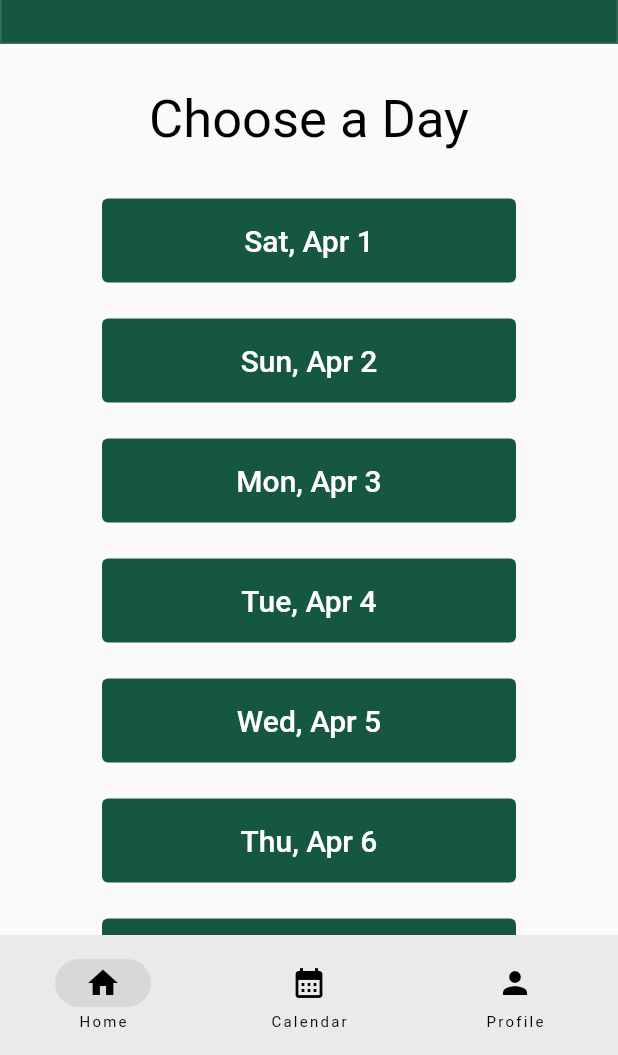
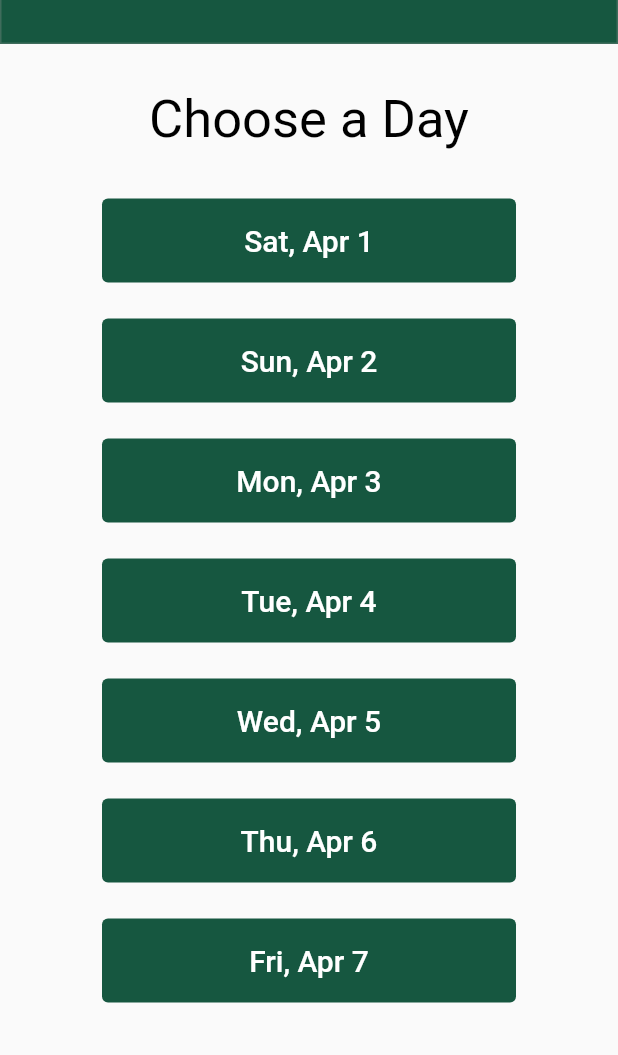
Before and after one commit to AKolar5/cypher_table_together, a Flutter app: the HomePage screen opened directly, on a phone screen of 412 x 824 dp, the part 181-1236 px from its top. Run offline on Flutter 3.47's test engine with Material 2 defaults, Android fonts, the phone set to English and light mode, and no system bars.

Commit message:
New dart files and revised home page functionality

```diff
--- a/lib/home_page.dart
+++ b/lib/home_page.dart
@@ -1,18 +1,17 @@
+import 'package:cypher_table_together/edit.dart';
 import 'package:flutter/material.dart';
 import 'package:intl/intl.dart';
 
 const mainGreen = Color(0xFF165740);
 
-class HomePage extends StatefulWidget {
-  const HomePage({Key? key}) : super(key: key);
+class HomePage extends StatelessWidget {
+  const HomePage({super.key});
 
   @override
-  State<HomePage> createState() => _HomePage();
-}
+  Widget build(BuildContext context) {
 
-class _HomePage extends State<HomePage> {
-  @override
-  Widget build(BuildContext context) {
+    int selectedIndex = 0;
+    List screens = [HomePage(), null, EditPage()];
 
     String createDate(int day) {
       DateTime date = DateTime.now();
@@ -25,11 +24,8 @@ class _HomePage extends State<HomePage> {
 
     return Scaffold(
 
-      body: Center(
-        // Center is a layout widget. It takes a single child and positions it
-        // in the middle of the parent.
-
-        child: Column(
+      body:
+        Column(
           children: <Widget>[
             const Padding(
               padding: EdgeInsets.all(25.0),
@@ -219,17 +215,8 @@ class _HomePage extends State<HomePage> {
                 ),
               ),
 
-
             ],
           ),
-        ),
-        bottomNavigationBar: NavigationBar(
-          destinations: const [
-            NavigationDestination(icon: Icon(Icons.home), label: 'Home'),
-            NavigationDestination(icon: Icon(Icons.calendar_month), label: 'Calendar'),
-            NavigationDestination(icon: Icon(Icons.person), label: 'Profile'),
-          ],
-        )
       );
   }
 }
```
Also changed, not shown: lib/bar.dart (added, +46 -0 lines), lib/calendar.dart (added, +132 -0 lines), lib/hall.dart (added).
